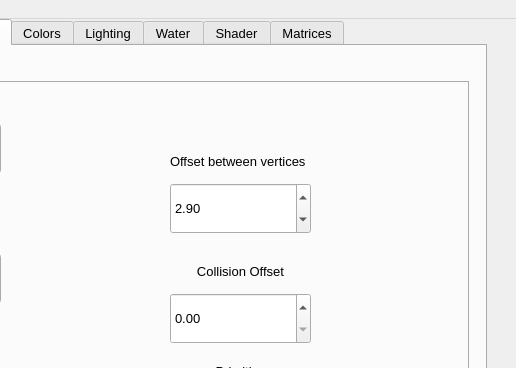
Before: the Qt Designer form pyqt5-gui/gui.ui in KatyT12/Random-3DTerrain-Generator, drawn with Qt 5; both pictures show x 284 to 800 and y 0 to 368 of the 800 by 600 pixel window.
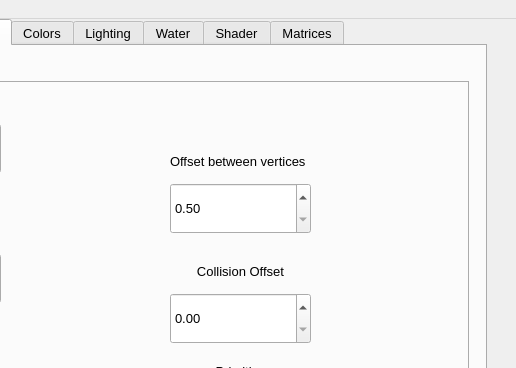
After: the same form once the commit is applied. The open tabs and pages were chosen to show the change. Icons and pictures are not drawn.

Commit message: Now will writ everything toa a json file

What changed in the file:
```diff
--- a/pyqt5-gui/gui.ui
+++ b/pyqt5-gui/gui.ui
@@ -355,7 +355,7 @@
          <double>0.001000000000000</double>
         </property>
         <property name="value">
-         <double>2.900000000000000</double>
+         <double>0.500000000000000</double>
         </property>
        </widget>
        <widget class="QComboBox" name="primitive">
```
Left out of the diff: 20 changed lines with no effect on the pictures. The commit also changes 2 other files.
